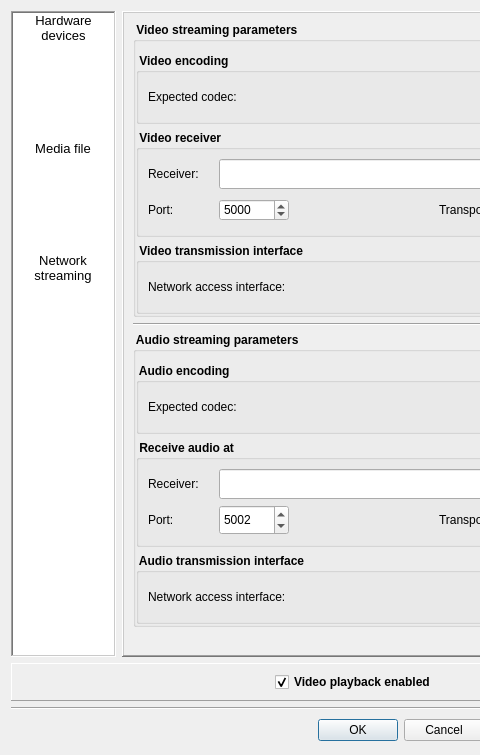
Above: Homer/forms/Dialogs/OpenVideoAudioPreviewDialog.ui from Homer-Conferencing/Homer-Conferencing before the change; both pictures show x 0 to 480 and y 0 to 755 of the 801 by 755 pixel window. Below: the same form after it.
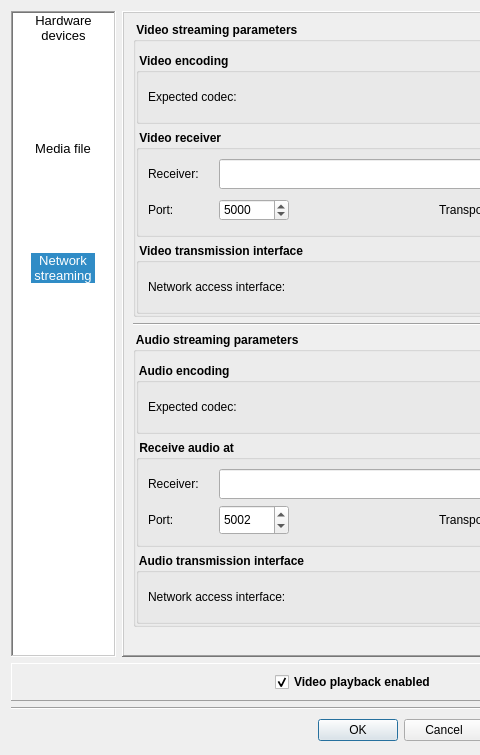
That is the form after the change. Icons and pictures are not drawn.

Patch:
```diff
--- a/Homer/forms/Dialogs/OpenVideoAudioPreviewDialog.ui
+++ b/Homer/forms/Dialogs/OpenVideoAudioPreviewDialog.ui
@@ -102,7 +102,7 @@
         <bool>true</bool>
        </property>
        <property name="currentRow">
-        <number>-1</number>
+        <number>2</number>
        </property>
        <item>
         <property name="text">
```
